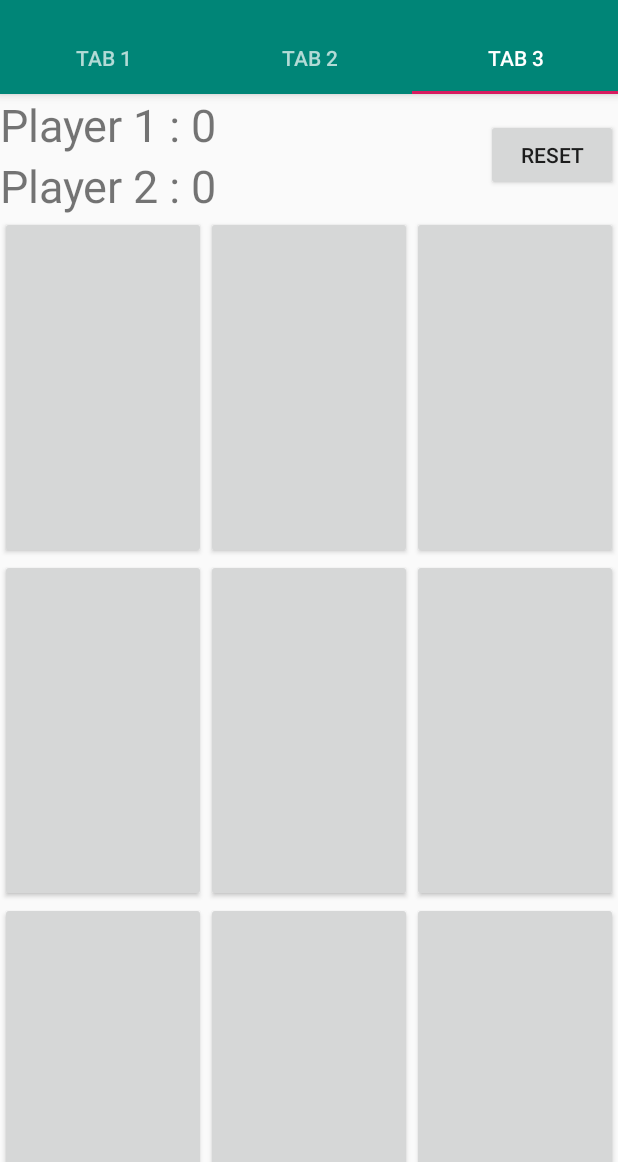
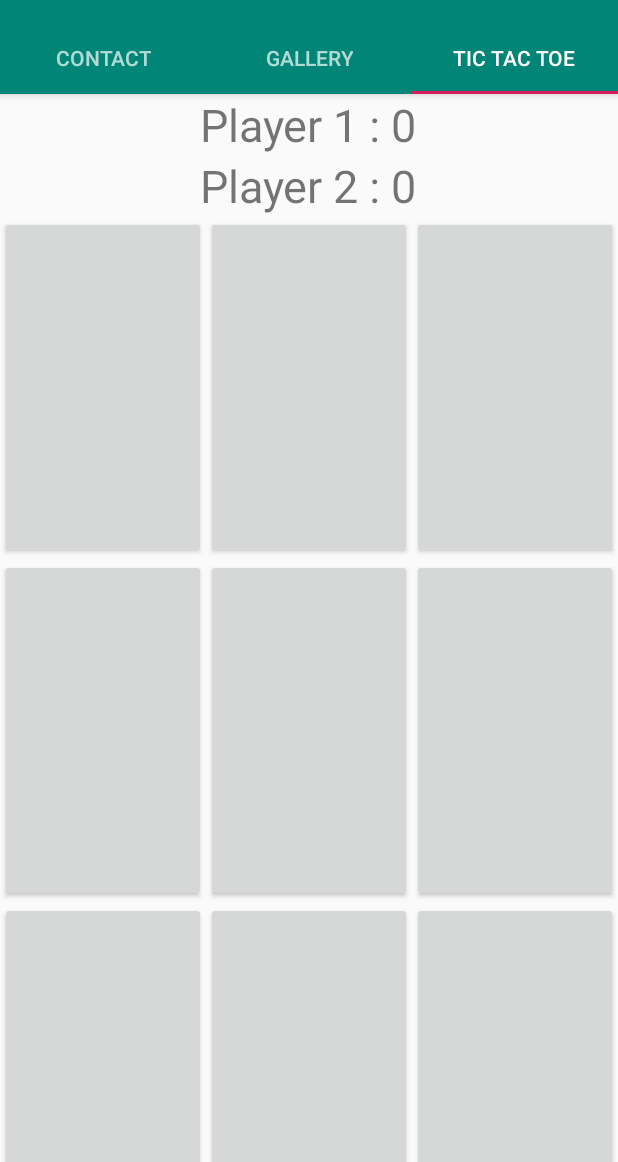
Before and after one commit to bhanghj3094/MyApplication, an Android app: the screen it shows after launch (MainActivity), tab 3 chosen, on a phone screen of 412 x 824 dp, the part 74-1236 px from its top. Run offline under Robolectric (Android 15) with nearby library versions, the phone set to English and light mode, and no system bars; 1 statement that could not run was skipped.

Commit message:
contact photo

```diff
--- a/app/src/main/java/com/example/q/myapplication/ListAdapter.java
+++ b/app/src/main/java/com/example/q/myapplication/ListAdapter.java
@@ -48,8 +48,7 @@ public class ListAdapter extends RecyclerView.Adapter<ListAdapter.MyViewHolder>{
     {
         holder.name_View.setText(contactList.get(position).getName());
         holder.num_View.setText(contactList.get(position).getNumber());
-        //holder.photo_view.setImageBitmap(contactList.get(position).getPhoto());
-        holder.photo_view.setImageResource(contactList.get(position).getPhoto());
+        holder.photo_view.setImageBitmap(contactList.get(position).getPhoto());
     }
 
    @Override
--- a/app/src/main/java/com/example/q/myapplication/Tab1.java
+++ b/app/src/main/java/com/example/q/myapplication/Tab1.java
@@ -19,6 +19,8 @@ import android.view.LayoutInflater;
 import android.view.View;
 import android.view.ViewGroup;
 import android.widget.TextView;
+
+import java.io.ByteArrayInputStream;
 import java.io.InputStream;
 import java.util.ArrayList;
 
@@ -78,20 +80,18 @@ public class Tab1  extends Fragment {
         if(contactCursor.moveToFirst()){
             do{
                 item temp = new item(contactCursor.getString(1) , contactCursor.getString(0));
-                //persons.add(new item(contactCursor.getString(1) , contactCursor.getString(0)));
-                Uri photo_uri = ContentUris.withAppendedId(ContactsContract.Contacts.CONTENT_URI,Long.valueOf(contactCursor.getString(2)));
+                Uri photo_uri = ContentUris.withAppendedId(ContactsContract.Contacts.CONTENT_URI,contactCursor.getLong(2));
                 InputStream input = ContactsContract.Contacts.openContactPhotoInputStream(getContext().getContentResolver(),photo_uri);
+
                 if(input==null)
                 {
-                    temp.setPhoto(R.drawable.ic_action_name);
+                    temp.setPhoto(BitmapFactory.decodeResource(getContext().getResources(),R.drawable.ic_action_name));
                     Log.d("Don't have photo",contactCursor.getString(1));
                 }
                 else
-                {;
-                    Log.d("Have photo","aa");
-                   // temp.setPhoto(contactCursor.getInt(3));
+                {
+                   temp.setPhoto(BitmapFactory.decodeStream(input));
                 }
-                //Log.d("photo file",contactCursor.getString(2));
                 persons.add(temp);
             }while(contactCursor.moveToNext());
         }
--- a/app/src/main/java/com/example/q/myapplication/Tab3.java
+++ b/app/src/main/java/com/example/q/myapplication/Tab3.java
@@ -1,5 +1,6 @@
 package com.example.q.myapplication;
 
+import android.media.MediaPlayer;
 import android.os.Bundle;
 import android.support.annotation.NonNull;
 import android.support.v4.app.Fragment;
@@ -17,7 +18,7 @@ public class Tab3  extends Fragment implements View.OnClickListener {
     private int roundCount;
     private int player1Points;
     private int player2Points;
-
+    MediaPlayer mediaPlayer;
     private TextView textViewPlayer1;
     private TextView textViewPlayer2;
 
@@ -82,18 +83,24 @@ public class Tab3  extends Fragment implements View.OnClickListener {
         {
             return true;
         }
+        if(field[0][2].equals(field[1][1])&&field[1][1].equals(field[2][0])&&!field[0][2].equals(""))
+        {
+            return true;
+        }
         return false;
     }
 
     private void player1Wins(){
         player1Points++;
         Toast.makeText(getContext(),"Player 1 Wins!",Toast.LENGTH_SHORT).show();
+        clap();
         updatePointsText();
         resetBoard();
     }
     private void player2Wins(){
         player2Points++;
         Toast.makeText(getContext(),"Player 2 Wins!",Toast.LENGTH_SHORT).show();
+        clap();
         updatePointsText();
         resetBoard();
     }
@@ -121,9 +128,7 @@ public class Tab3  extends Fragment implements View.OnClickListener {
 
     @Override
     public void onSaveInstanceState(@NonNull Bundle outState) {
-        Log.d("yeeelin","onSave");
         super.onSaveInstanceState(outState);
-        Log.d("yeeelin","onSave");
         outState.putInt("roundCount",roundCount);
         outState.putInt("player1points",player1Points);
         outState.putInt("player2points",player2Points);
@@ -137,10 +142,13 @@ public class Tab3  extends Fragment implements View.OnClickListener {
                 player1Points = savedInstanceState.getInt("player1points");
                 player2Points = savedInstanceState.getInt("player2points");
                 player1Turn = savedInstanceState.getBoolean("player1Turn");
-                return;
             }
     }
-
+    public void clap()
+    {
+        mediaPlayer = MediaPlayer.create(getContext(),R.raw.clap);
+        mediaPlayer.start();
+    }
     @Override
     public View onCreateView(LayoutInflater inflater, ViewGroup container,
                              Bundle savedInstanceState) {
@@ -159,11 +167,6 @@ public class Tab3  extends Fragment implements View.OnClickListener {
             }
         }
 
-//        Button buttonReset = rootView.findViewById(R.id.button_reset);
-//        buttonReset.setOnClickListener(new View.onClickListenr())
-//        {
-//
-//        }
         return rootView;
     }
 }
--- a/app/src/main/java/com/example/q/myapplication/item.java
+++ b/app/src/main/java/com/example/q/myapplication/item.java
@@ -5,8 +5,7 @@ import android.graphics.Bitmap;
 public class item {
     private String name;
     private String number;
-   // private Bitmap photo;
-    private int photo;
+    private Bitmap photo;
 
     public item(String name,String number)
     {
@@ -22,11 +21,11 @@ public class item {
         return number;
     }
 
-    public int getPhoto() {
+    public void setPhoto(Bitmap photo) {
+        this.photo = photo;
+    }
+
+    public Bitmap getPhoto() {
         return photo;
     }
-
-    public void setPhoto(int photo) {
-        this.photo = photo;
-    }
 }
--- a/app/src/main/res/layout/tab3.xml
+++ b/app/src/main/res/layout/tab3.xml
@@ -6,40 +6,39 @@
     android:layout_width="match_parent"
     android:layout_height="match_parent"
     android:orientation="vertical"
-    tools:context=".MainActivity"
-    >
+    tools:context=".MainActivity">
+
     <RelativeLayout
         android:layout_width="match_parent"
         android:layout_height="wrap_content">
+
         <TextView
             android:id="@+id/text_view_p1"
             android:layout_width="wrap_content"
             android:layout_height="wrap_content"
+            android:layout_alignParentTop="true"
+            android:layout_centerHorizontal="true"
+            android:freezesText="true"
+            android:gravity="center"
             android:text="@string/player1"
-        android:textSize="30sp"
-        android:freezesText="true"
-    />
+            android:textSize="30sp" />
+
         <TextView
             android:id="@+id/text_view_p2"
             android:layout_width="wrap_content"
             android:layout_height="wrap_content"
             android:layout_below="@+id/text_view_p1"
+            android:layout_alignStart="@+id/text_view_p1"
+            android:layout_alignLeft="@+id/text_view_p1"
+            android:layout_marginTop="0dp"
+            android:freezesText="true"
+            android:gravity="center"
             android:text="@string/player2"
-        android:textSize="30sp"
-        android:freezesText="true"
-        />
-        <Button
-            android:id="@+id/button_reset"
-            android:layout_width="wrap_content"
-            android:layout_height="wrap_content"
-            android:layout_alignParentEnd="true"
-            android:layout_alignParentLeft="true"
-            android:layout_alignParentRight="true"
-            android:layout_centerVertical="true"
-            android:text = "@string/reset"
-            android:freezesText="true"/>
+            android:textSize="30sp" />
+
 
     </RelativeLayout>
+
     <LinearLayout
         android:layout_width="match_parent"
         android:layout_height="0dp"
@@ -50,23 +49,26 @@
             android:layout_width="0dp"
             android:layout_height="match_parent"
             android:layout_weight="1"
-            android:textSize="60sp"
-            android:freezesText="true"/>
+            android:freezesText="true"
+            android:textSize="60sp" />
+
         <Button
             android:id="@+id/button_02"
             android:layout_width="0dp"
             android:layout_height="match_parent"
             android:layout_weight="1"
-            android:textSize="60sp"
-            android:freezesText="true"/>
+            android:freezesText="true"
+            android:textSize="60sp" />
+
         <Button
             android:id="@+id/button_03"
             android:layout_width="0dp"
             android:layout_height="match_parent"
             android:layout_weight="1"
-            android:textSize="60sp"
-            android:freezesText="true"/>
+            android:freezesText="true"
+            android:textSize="60sp" />
     </LinearLayout>
+
     <LinearLayout
         android:layout_width="match_parent"
         android:layout_height="0dp"
@@ -77,23 +79,26 @@
             android:layout_width="0dp"
             android:layout_height="match_parent"
             android:layout_weight="1"
-            android:textSize="60sp"
-            android:freezesText="true"/>
+            android:freezesText="true"
+            android:textSize="60sp" />
+
         <Button
             android:id="@+id/button_12"
             android:layout_width="0dp"
             android:layout_height="match_parent"
             android:layout_weight="1"
-            android:textSize="60sp"
-            android:freezesText="true"/>
+            android:freezesText="true"
+            android:textSize="60sp" />
+
         <Button
             android:id="@+id/button_13"
             android:layout_width="0dp"
             android:layout_height="match_parent"
             android:layout_weight="1"
-            android:textSize="60sp"
-            android:freezesText="true"/>
+            android:freezesText="true"
+            android:textSize="60sp" />
     </LinearLayout>
+
     <LinearLayout
         android:layout_width="match_parent"
         android:layout_height="0dp"
@@ -104,21 +109,23 @@
             android:layout_width="0dp"
             android:layout_height="match_parent"
             android:layout_weight="1"
-            android:textSize="60sp"
-            android:freezesText="true"/>
+            android:freezesText="true"
+            android:textSize="60sp" />
+
         <Button
             android:id="@+id/button_22"
             android:layout_width="0dp"
             android:layout_height="match_parent"
             android:layout_weight="1"
-            android:textSize="60sp"
-            android:freezesText="true"/>
+            android:freezesText="true"
+            android:textSize="60sp" />
+
         <Button
             android:id="@+id/button_23"
             android:layout_width="0dp"
             android:layout_height="match_parent"
             android:layout_weight="1"
-            android:textSize="60sp"
-            android:freezesText="true"/>
+            android:freezesText="true"
+            android:textSize="60sp" />
     </LinearLayout>
 </LinearLayout>
--- a/app/src/main/res/values/strings.xml
+++ b/app/src/main/res/values/strings.xml
@@ -1,8 +1,8 @@
 <resources>
     <string name="app_name">My Application</string>
-    <string name="tab_text_1">Tab 1</string>
-    <string name="tab_text_2">Tab 2</string>
-    <string name="tab_text_3">Tab 3</string>
+    <string name="tab_text_1">Contact</string>
+    <string name="tab_text_2">Gallery</string>
+    <string name="tab_text_3">Tic Tac Toe</string>
     <string name="player1">Player 1 : 0</string>
     <string name="player2">Player 2 : 0</string>
     <string name="reset">Reset</string>
```
Lines whose indentation alone changed are shown as unchanged.
